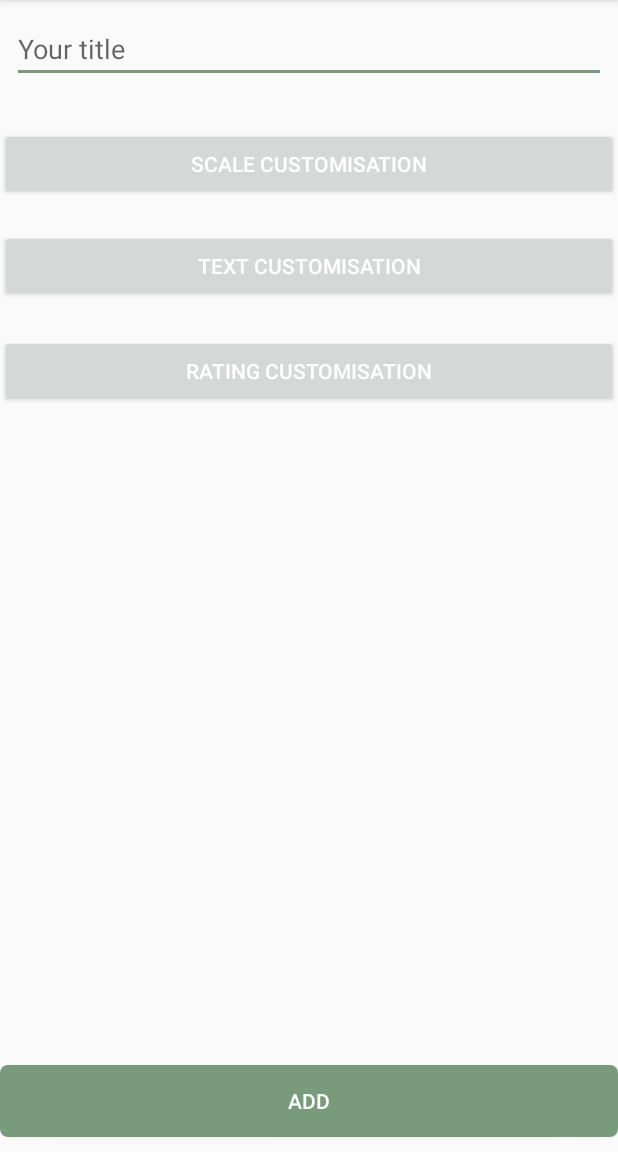
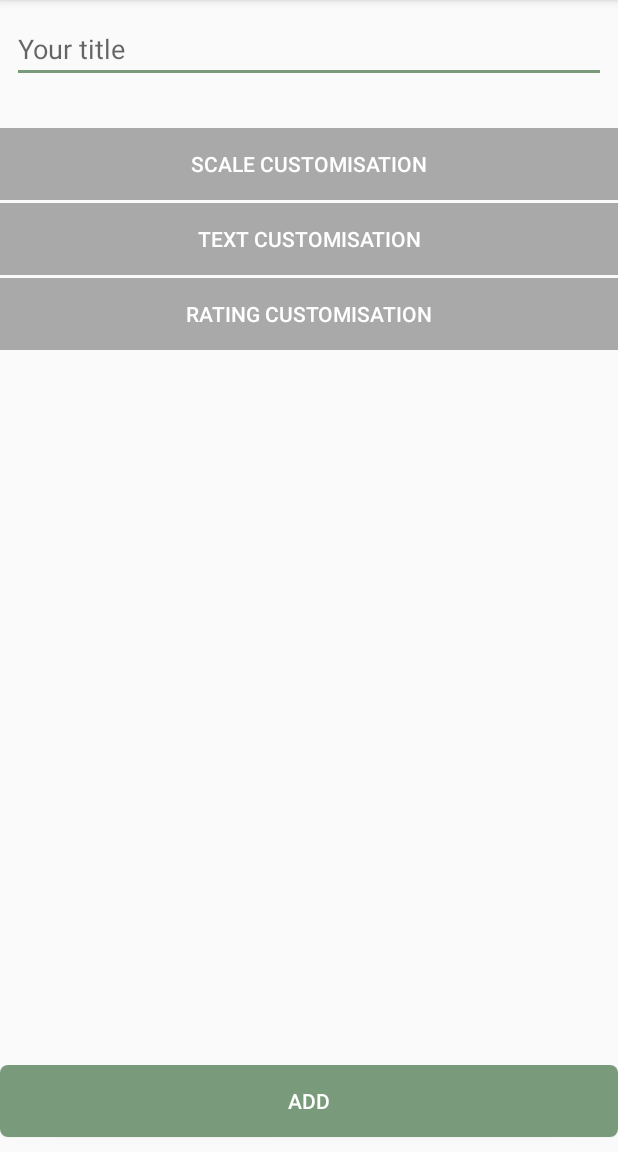
Before and after one commit to LeagueOfDevelopers/ItHappened, an Android app: the AddNewTrackingActivity screen opened directly, with no data from a screen before it, on a phone screen of 412 x 824 dp, the part 84-1236 px from its top. Run offline under Robolectric (Android 15) with nearby library versions, the phone set to English and light mode, and no system bars.

Commit message:
AddNewTracking activity. Version 3.0

```diff
--- a/Android/ItHappenedAndroid/app/src/main/java/com/example/ithappenedandroid/Activities/AddNewTrackingActivity.java
+++ b/Android/ItHappenedAndroid/app/src/main/java/com/example/ithappenedandroid/Activities/AddNewTrackingActivity.java
@@ -3,14 +3,99 @@ package com.example.ithappenedandroid.Activities;
 import android.os.Bundle;
 import android.support.annotation.Nullable;
 import android.support.v7.app.AppCompatActivity;
+import android.view.View;
+import android.widget.Button;
 
 import com.example.ithappenedandroid.R;
 
 public class AddNewTrackingActivity extends AppCompatActivity {
+
+    Button scaleCstmBtn;
+    Button textCstmBtn;
+    Button ratingCstmBtn;
+
+    int stateForScale;
+    int stateForText;
+    int stateForRating;
 
     @Override
     protected void onCreate(@Nullable Bundle savedInstanceState) {
         super.onCreate(savedInstanceState);
         setContentView(R.layout.activity_addnewtracking);
     }
+
+    @Override
+    protected void onPostResume() {
+        super.onPostResume();
+
+        scaleCstmBtn = (Button) findViewById(R.id.sclCust);
+        textCstmBtn = (Button) findViewById(R.id.txtCust);
+        ratingCstmBtn = (Button) findViewById(R.id.rtCust);
+
+        stateForScale = 0;
+        stateForText = 0;
+        stateForRating = 0;
+
+        scaleCstmBtn.setOnClickListener(new View.OnClickListener() {
+            @Override
+            public void onClick(View view) {
+                switch (stateForScale){
+                    case 0:
+                        stateForScale = 1;
+                        scaleCstmBtn.setBackgroundColor(getResources().getColor(R.color.color_for_not_definetly));
+                        break;
+                    case 1:
+                        stateForScale = 2;
+                        scaleCstmBtn.setBackgroundColor(getResources().getColor(R.color.colorAccent));
+                        break;
+                    case 2:
+                        stateForScale = 0;
+                        scaleCstmBtn.setBackgroundColor(getResources().getColor(R.color.colorPrimaryDark));
+                        break;
+                }
+            }
+        });
+
+
+        textCstmBtn.setOnClickListener(new View.OnClickListener() {
+            @Override
+            public void onClick(View view) {
+                switch (stateForText){
+                    case 0:
+                        stateForText = 1;
+                        textCstmBtn.setBackgroundColor(getResources().getColor(R.color.color_for_not_definetly));
+                        break;
+                    case 1:
+                        stateForText = 2;
+                        textCstmBtn.setBackgroundColor(getResources().getColor(R.color.colorAccent));
+                        break;
+                    case 2:
+                        stateForText = 0;
+                        textCstmBtn.setBackgroundColor(getResources().getColor(R.color.colorPrimaryDark));
+                        break;
+                }
+            }
+        });
+
+        ratingCstmBtn.setOnClickListener(new View.OnClickListener() {
+            @Override
+            public void onClick(View view) {
+                switch (stateForRating){
+                    case 0:
+                        stateForRating = 1;
+                        ratingCstmBtn.setBackgroundColor(getResources().getColor(R.color.color_for_not_definetly));
+                        break;
+                    case 1:
+                        stateForRating = 2;
+                        ratingCstmBtn.setBackgroundColor(getResources().getColor(R.color.colorAccent));
+                        break;
+                    case 2:
+                        stateForRating = 0;
+                        ratingCstmBtn.setBackgroundColor(getResources().getColor(R.color.colorPrimaryDark));
+                        break;
+                }
+            }
+        });
+
+    }
 }
--- a/Android/ItHappenedAndroid/app/src/main/res/layout/activity_addnewtracking.xml
+++ b/Android/ItHappenedAndroid/app/src/main/res/layout/activity_addnewtracking.xml
@@ -28,11 +28,14 @@
             android:layout_width="match_parent"
             android:layout_height="wrap_content"
             android:layout_marginTop="30dp">
+
             <Button
+                android:id="@+id/sclCust"
+                android:layout_width="match_parent"
+                android:layout_height="wrap_content"
+                android:text="Scale customisation"
                 android:textColor="#FFFFFF"
-                android:text="Scale customisation"
-                android:layout_width="match_parent"
-                android:layout_height="wrap_content" />
+                android:background="@color/colorPrimaryDark"/>
         </RelativeLayout>
     </LinearLayout>
 
@@ -47,12 +50,15 @@
 
             android:layout_width="match_parent"
             android:layout_height="wrap_content"
-            android:layout_marginTop="20dp">
+            android:layout_marginTop="2dp">
+
             <Button
+                android:id="@+id/txtCust"
+                android:layout_width="match_parent"
+                android:layout_height="wrap_content"
+                android:text="Text customisation"
                 android:textColor="#FFFFFF"
-                android:text="Text customisation"
-                android:layout_width="match_parent"
-                android:layout_height="wrap_content" />
+                android:background="@color/colorPrimaryDark"/>
         </RelativeLayout>
     </LinearLayout>
 
@@ -61,21 +67,23 @@
         android:layout_width="match_parent"
         android:layout_height="wrap_content"
         android:id="@+id/rating"
-        android:layout_below="@id/scale">
+        android:layout_below="@id/text">
 
         <RelativeLayout
             android:layout_width="match_parent"
             android:layout_height="wrap_content"
-            android:layout_marginTop="90dp">
+            android:layout_marginTop="2dp">
 
             <Button
+                android:id="@+id/rtCust"
                 android:layout_width="match_parent"
                 android:layout_height="wrap_content"
                 android:layout_alignParentLeft="true"
                 android:layout_alignParentStart="true"
                 android:layout_alignParentTop="true"
                 android:text="Rating customisation"
-                android:textColor="#FFFFFF" />
+                android:textColor="#FFFFFF"
+                android:background="@color/colorPrimaryDark"/>
         </RelativeLayout>
     </LinearLayout>
 
@@ -86,12 +94,13 @@
         >
 
         <Button
-            android:text="Add"
-            android:textColor="#FFFFFF"
+            android:id="@+id/addTrack"
             android:layout_width="match_parent"
             android:layout_height="wrap_content"
+            android:layout_marginBottom="10dp"
             android:background="@drawable/button"
-            android:layout_marginBottom="10dp"/>
+            android:text="Add"
+            android:textColor="#FFFFFF" />
 
     </LinearLayout>
 
--- a/Android/ItHappenedAndroid/app/src/main/res/values/colors.xml
+++ b/Android/ItHappenedAndroid/app/src/main/res/values/colors.xml
@@ -4,4 +4,5 @@
     <color name="colorPrimaryDark">#A9A9A9</color>
     <color name="colorAccent">#FF799B7B</color>
     <color name="actionbar_text_color">#a9a9a9</color>
+    <color name="color_for_not_definetly">#BDB76B</color>
 </resources>
```
